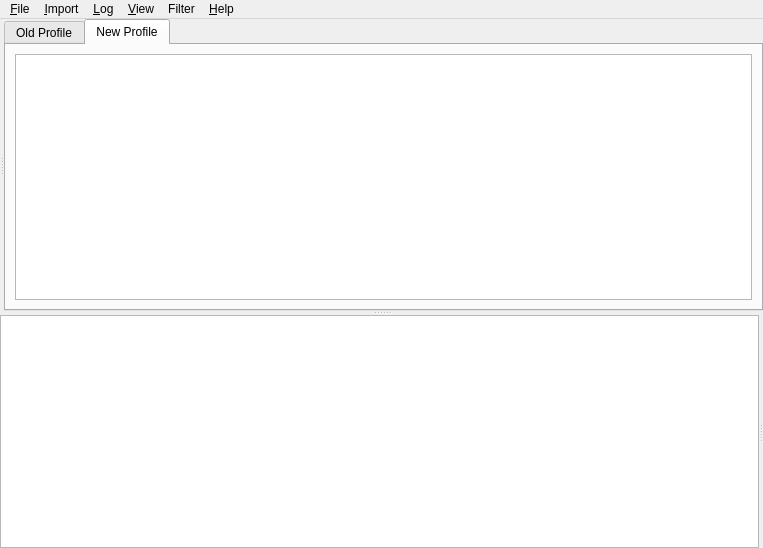
This is qt-ui/mainwindow.ui in subsurface/subsurface as Qt 5 draws it before an edit. The edited form follows.
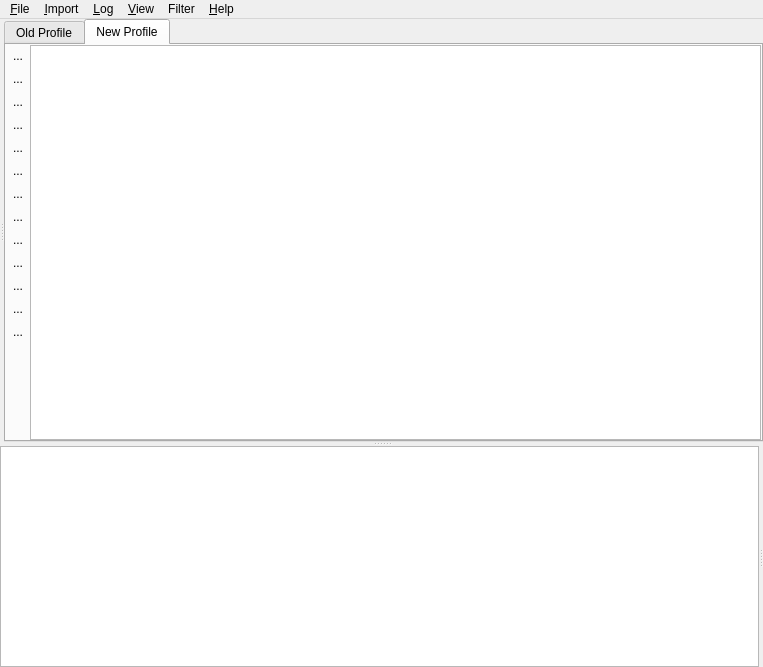
This is the edited form. The open tabs and pages were chosen to show the change. Icons and pictures are not drawn. Custom widgets are drawn as their Qt base class.

Commit message:
Create a toolbox on the left side of the new profile
For quick acess of preferences the show / hide stuff from the Settings
dialog is now in that toolbox and in the future we can put a few more,
like 'Show Notifications Panel' and 'Enable Legend'

The edit to the form file:
```diff
--- a/qt-ui/mainwindow.ui
+++ b/qt-ui/mainwindow.ui
@@ -7,7 +7,7 @@
     <x>0</x>
     <y>0</y>
     <width>763</width>
-    <height>548</height>
+    <height>667</height>
    </rect>
   </property>
   <widget class="QWidget" name="centralwidget">
@@ -90,6 +90,393 @@
               <string>New Profile</string>
              </attribute>
              <layout class="QHBoxLayout" name="horizontalLayout_6">
+              <property name="spacing">
+               <number>0</number>
+              </property>
+              <property name="leftMargin">
+               <number>0</number>
+              </property>
+              <property name="topMargin">
+               <number>0</number>
+              </property>
+              <property name="rightMargin">
+               <number>0</number>
+              </property>
+              <property name="bottomMargin">
+               <number>0</number>
+              </property>
+              <item>
+               <widget class="QWidget" name="widget" native="true">
+                <layout class="QVBoxLayout" name="verticalLayout_3">
+                 <property name="spacing">
+                  <number>2</number>
+                 </property>
+                 <property name="leftMargin">
+                  <number>0</number>
+                 </property>
+                 <property name="topMargin">
+                  <number>0</number>
+                 </property>
+                 <property name="rightMargin">
+                  <number>0</number>
+                 </property>
+                 <property name="bottomMargin">
+                  <number>0</number>
+                 </property>
+                 <item>
+                  <widget class="QToolButton" name="profPO2">
+                   <property name="toolTip">
+                    <string>Enable the pO2 Graph</string>
+                   </property>
+                   <property name="text">
+                    <string>...</string>
+                   </property>
+                   <property name="icon">
+                    <iconset resource="../subsurface.qrc">
+                     <normaloff>:/icon_depth</normaloff>:/icon_depth</iconset>
+                   </property>
+                   <property name="iconSize">
+                    <size>
+                     <width>24</width>
+                     <height>24</height>
+                    </size>
+                   </property>
+                   <property name="checkable">
+                    <bool>true</bool>
+                   </property>
+                   <property name="autoRaise">
+                    <bool>true</bool>
+                   </property>
+                  </widget>
+                 </item>
+                 <item>
+                  <widget class="QToolButton" name="profPn2">
+                   <property name="toolTip">
+                    <string>Enable the pn2 Graph</string>
+                   </property>
+                   <property name="text">
+                    <string>...</string>
+                   </property>
+                   <property name="icon">
+                    <iconset resource="../subsurface.qrc">
+                     <normaloff>:/average</normaloff>:/average</iconset>
+                   </property>
+                   <property name="iconSize">
+                    <size>
+                     <width>24</width>
+                     <height>24</height>
+                    </size>
+                   </property>
+                   <property name="checkable">
+                    <bool>true</bool>
+                   </property>
+                   <property name="autoRaise">
+                    <bool>true</bool>
+                   </property>
+                  </widget>
+                 </item>
+                 <item>
+                  <widget class="QToolButton" name="profPhe">
+                   <property name="toolTip">
+                    <string>Enable the phe graph</string>
+                   </property>
+                   <property name="text">
+                    <string>...</string>
+                   </property>
+                   <property name="icon">
+                    <iconset resource="../subsurface.qrc">
+                     <normaloff>:/plus</normaloff>:/plus</iconset>
+                   </property>
+                   <property name="iconSize">
+                    <size>
+                     <width>24</width>
+                     <height>24</height>
+                    </size>
+                   </property>
+                   <property name="checkable">
+                    <bool>true</bool>
+                   </property>
+                   <property name="autoRaise">
+                    <bool>true</bool>
+                   </property>
+                  </widget>
+                 </item>
+                 <item>
+                  <widget class="QToolButton" name="profMod">
+                   <property name="toolTip">
+                    <string>Enable MOD</string>
+                   </property>
+                   <property name="text">
+                    <string>...</string>
+                   </property>
+                   <property name="icon">
+                    <iconset resource="../subsurface.qrc">
+                     <normaloff>:/maximum</normaloff>:/maximum</iconset>
+                   </property>
+                   <property name="iconSize">
+                    <size>
+                     <width>24</width>
+                     <height>24</height>
+                    </size>
+                   </property>
+                   <property name="checkable">
+                    <bool>true</bool>
+                   </property>
+                   <property name="autoRaise">
+                    <bool>true</bool>
+                   </property>
+                  </widget>
+                 </item>
+                 <item>
+                  <widget class="QToolButton" name="profEad">
+                   <property name="toolTip">
+                    <string>Enable EAD, EED, END</string>
+                   </property>
+                   <property name="text">
+                    <string>...</string>
+                   </property>
+                   <property name="icon">
+                    <iconset resource="../subsurface.qrc">
+                     <normaloff>:/minimum</normaloff>:/minimum</iconset>
+                   </property>
+                   <property name="iconSize">
+                    <size>
+                     <width>24</width>
+                     <height>24</height>
+                    </size>
+                   </property>
+                   <property name="checkable">
+                    <bool>true</bool>
+                   </property>
+                   <property name="autoRaise">
+                    <bool>true</bool>
+                   </property>
+                  </widget>
+                 </item>
+                 <item>
+                  <widget class="QToolButton" name="profDcCeiling">
+                   <property name="toolTip">
+                    <string>Show the DC Reported Ceiling</string>
+                   </property>
+                   <property name="text">
+                    <string>...</string>
+                   </property>
+                   <property name="icon">
+                    <iconset resource="../subsurface.qrc">
+                     <normaloff>:/ruler</normaloff>:/ruler</iconset>
+                   </property>
+                   <property name="iconSize">
+                    <size>
+                     <width>24</width>
+                     <height>24</height>
+                    </size>
+                   </property>
+                   <property name="checkable">
+                    <bool>true</bool>
+                   </property>
+                   <property name="autoRaise">
+                    <bool>true</bool>
+                   </property>
+                  </widget>
+                 </item>
+                 <item>
+                  <widget class="QToolButton" name="profCalcCeiling">
+                   <property name="toolTip">
+                    <string>Show the Calculated Ceiling</string>
+                   </property>
+                   <property name="text">
+                    <string>...</string>
+                   </property>
+                   <property name="icon">
+                    <iconset resource="../subsurface.qrc">
+                     <normaloff>:/subsurface-icon</normaloff>:/subsurface-icon</iconset>
+                   </property>
+                   <property name="iconSize">
+                    <size>
+                     <width>24</width>
+                     <height>24</height>
+                    </size>
+                   </property>
+                   <property name="checkable">
+                    <bool>true</bool>
+                   </property>
+                   <property name="autoRaise">
+                    <bool>true</bool>
+                   </property>
+                  </widget>
+                 </item>
+                 <item>
+                  <widget class="QToolButton" name="profIncrement3m">
+                   <property name="toolTip">
+                    <string>Show Calculated Ceiling with 3m Increments</string>
+                   </property>
+                   <property name="text">
+                    <string>...</string>
+                   </property>
+                   <property name="icon">
+                    <iconset resource="../subsurface.qrc">
+                     <normaloff>:/star</normaloff>:/star</iconset>
+                   </property>
+                   <property name="iconSize">
+                    <size>
+                     <width>24</width>
+                     <height>24</height>
+                    </size>
+                   </property>
+                   <property name="checkable">
+                    <bool>true</bool>
+                   </property>
+                   <property name="autoRaise">
+                    <bool>true</bool>
+                   </property>
+                  </widget>
+                 </item>
+                 <item>
+                  <widget class="QToolButton" name="profNtl_tts">
+                   <property name="toolTip">
+                    <string>Show NTL / TTS</string>
+                   </property>
+                   <property name="text">
+                    <string>...</string>
+                   </property>
+                   <property name="icon">
+                    <iconset resource="../subsurface.qrc">
+                     <normaloff>:/trash</normaloff>:/trash</iconset>
+                   </property>
+                   <property name="iconSize">
+                    <size>
+                     <width>24</width>
+                     <height>24</height>
+                    </size>
+                   </property>
+                   <property name="checkable">
+                    <bool>true</bool>
+                   </property>
+                   <property name="autoRaise">
+                    <bool>true</bool>
+                   </property>
+                  </widget>
+                 </item>
+                 <item>
+                  <widget class="QToolButton" name="profCalcAllTissues">
+                   <property name="toolTip">
+                    <string>Calculate All Tissues</string>
+                   </property>
+                   <property name="text">
+                    <string>...</string>
+                   </property>
+                   <property name="icon">
+                    <iconset resource="../subsurface.qrc">
+                     <normaloff>:/subsurface-icon</normaloff>:/subsurface-icon</iconset>
+                   </property>
+                   <property name="iconSize">
+                    <size>
+                     <width>24</width>
+                     <height>24</height>
+                    </size>
+                   </property>
+                   <property name="checkable">
+                    <bool>true</bool>
+                   </property>
+                   <property name="autoRaise">
+                    <bool>true</bool>
+                   </property>
+                  </widget>
+                 </item>
+                 <item>
+                  <widget class="QToolButton" name="profSAC">
+                   <property name="toolTip">
+                    <string>Show SAC Rate</string>
+                   </property>
+                   <property name="text">
+                    <string>...</string>
+                   </property>
+                   <property name="icon">
+                    <iconset resource="../subsurface.qrc">
+                     <normaloff>:/warning</normaloff>:/warning</iconset>
+                   </property>
+                   <property name="iconSize">
+                    <size>
+                     <width>24</width>
+                     <height>24</height>
+                    </size>
+                   </property>
+                   <property name="checkable">
+                    <bool>true</bool>
+                   </property>
+                   <property name="autoRaise">
+                    <bool>true</bool>
+                   </property>
+                  </widget>
+                 </item>
+                 <item>
+                  <widget class="QToolButton" name="profUnusedTanks">
+                   <property name="toolTip">
+                    <string>Show Unused Tanks</string>
+                   </property>
+                   <property name="text">
+                    <string>...</string>
+                   </property>
+                   <property name="icon">
+                    <iconset resource="../subsurface.qrc">
+                     <normaloff>:/advanced</normaloff>:/advanced</iconset>
+                   </property>
+                   <property name="iconSize">
+                    <size>
+                     <width>24</width>
+                     <height>24</height>
+                    </size>
+                   </property>
+                   <property name="checkable">
+                    <bool>true</bool>
+                   </property>
+                   <property name="autoRaise">
+                    <bool>true</bool>
+                   </property>
+                  </widget>
+                 </item>
+                 <item>
+                  <widget class="QToolButton" name="profRuler">
+                   <property name="toolTip">
+                    <string>Enable / Disable the Ruler</string>
+                   </property>
+                   <property name="text">
+                    <string>...</string>
+                   </property>
+                   <property name="icon">
+                    <iconset resource="../subsurface.qrc">
+                     <normaloff>:/flag</normaloff>:/flag</iconset>
+                   </property>
+                   <property name="iconSize">
+                    <size>
+                     <width>24</width>
+                     <height>24</height>
+                    </size>
+                   </property>
+                   <property name="checkable">
+                    <bool>true</bool>
+                   </property>
+                   <property name="autoRaise">
+                    <bool>true</bool>
+                   </property>
+                  </widget>
+                 </item>
+                 <item>
+                  <spacer name="verticalSpacer">
+                   <property name="orientation">
+                    <enum>Qt::Vertical</enum>
+                   </property>
+                   <property name="sizeHint" stdset="0">
+                    <size>
+                     <width>20</width>
+                     <height>40</height>
+                    </size>
+                   </property>
+                  </spacer>
+                 </item>
+                </layout>
+               </widget>
+              </item>
               <item>
                <widget class="ProfileWidget2" name="graphicsView"/>
               </item>
```
Left out of the diff: 63 changed lines with no effect on the pictures. The commit also changes 4 other files.
